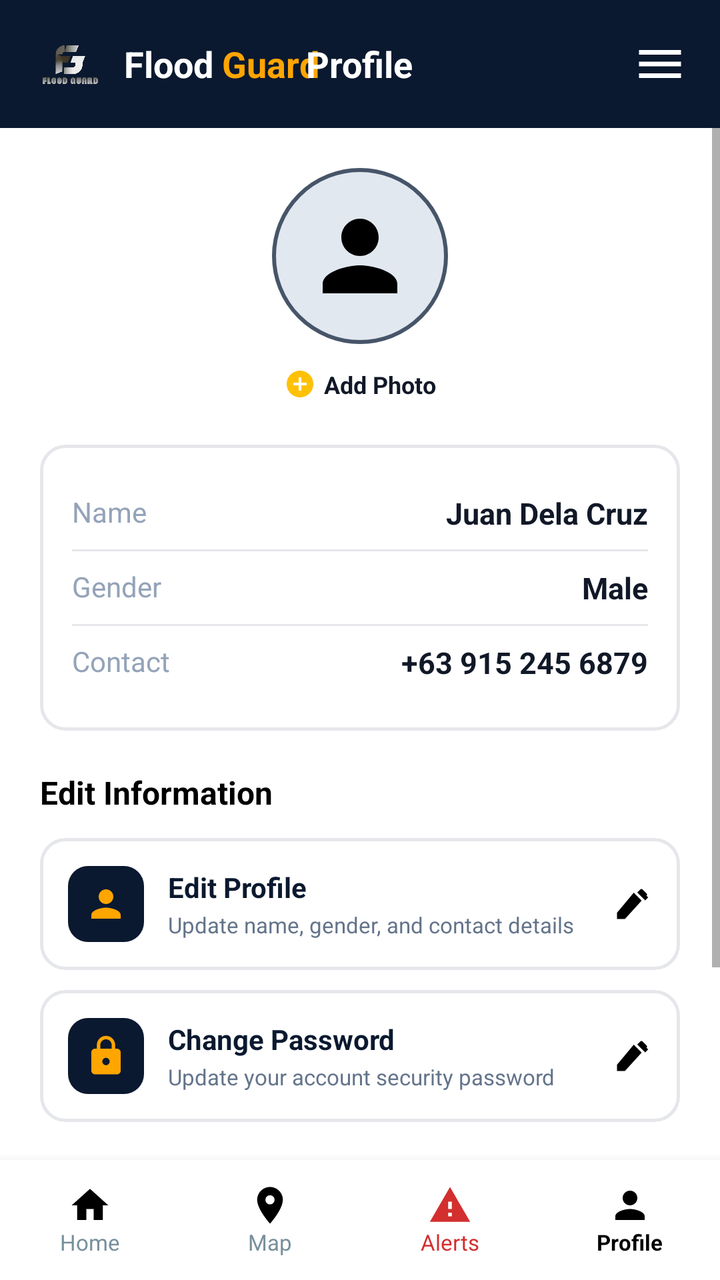
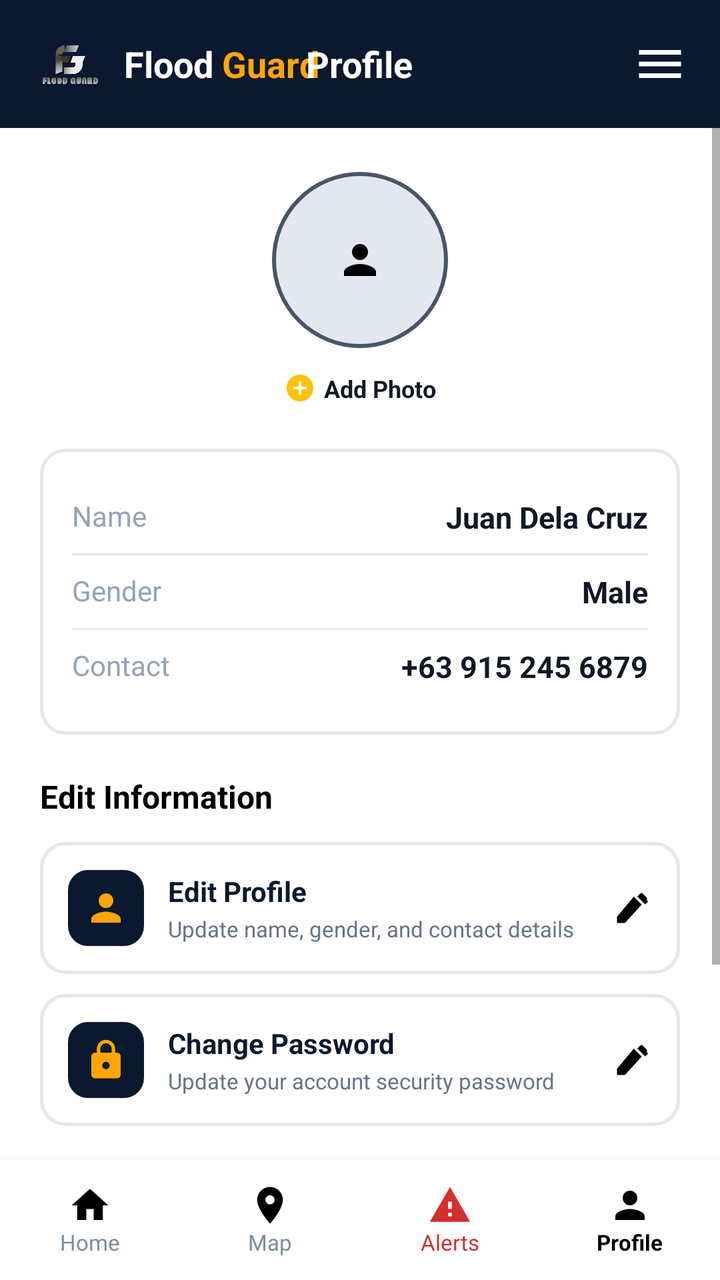

The first picture is an Android layout as it rendered before a commit; the second is the same layout after the commit. The layout source and the unified diff follow.
<!-- AndroidManifest.xml: activity theme Theme.FloodGuard -->
<!-- res/layout/activity_profile.xml -->
<?xml version="1.0" encoding="utf-8"?>
<RelativeLayout xmlns:android="http://schemas.android.com/apk/res/android"
    android:layout_width="match_parent"
    android:layout_height="match_parent"
    android:background="@color/app_bg">

    
    <RelativeLayout
        android:id="@+id/headerBar"
        android:layout_width="match_parent"
        android:layout_height="64dp"
        android:background="#0A192F"
        android:paddingStart="16dp"
        android:paddingEnd="16dp"
        android:layout_alignParentTop="true">

        
        <LinearLayout
            android:id="@+id/logoLayout"
            android:layout_width="wrap_content"
            android:layout_height="wrap_content"
            android:layout_centerVertical="true"
            android:gravity="center_vertical"
            android:orientation="horizontal"
            android:clickable="true"
            android:focusable="true">

            <ImageView
                android:layout_width="38dp"
                android:layout_height="38dp"
                android:src="@drawable/fg_logo"
                android:contentDescription="FloodGuard Logo" />

            <LinearLayout
                android:layout_width="wrap_content"
                android:layout_height="wrap_content"
                android:layout_marginStart="8dp"
                android:orientation="horizontal">

                <TextView
                    android:layout_width="wrap_content"
                    android:layout_height="wrap_content"
                    android:text="Flood "
                    android:textColor="@android:color/white"
                    android:textSize="18sp"
                    android:textStyle="bold" />

                <TextView
                    android:layout_width="wrap_content"
                    android:layout_height="wrap_content"
                    android:text="Guard"
                    android:textColor="#FFA500"
                    android:textSize="18sp"
                    android:textStyle="bold" />
            </LinearLayout>
        </LinearLayout>

        
        <TextView
            android:layout_width="wrap_content"
            android:layout_height="wrap_content"
            android:layout_centerInParent="true"
            android:text="Profile"
            android:textColor="@android:color/white"
            android:textSize="18sp"
            android:textStyle="bold" />

        
        <ImageView
            android:id="@+id/menuIcon"
            android:layout_width="28dp"
            android:layout_height="28dp"
            android:layout_alignParentEnd="true"
            android:layout_centerVertical="true"
            android:src="@drawable/ic_menu"
            android:contentDescription="Menu"
            android:clickable="true"
            android:focusable="true" />
    </RelativeLayout>

    
    <ScrollView
        android:layout_width="match_parent"
        android:layout_height="match_parent"
        android:layout_below="@id/headerBar"
        android:layout_above="@id/bottomNav"
        android:fillViewport="true">

        <LinearLayout
            android:layout_width="match_parent"
            android:layout_height="wrap_content"
            android:orientation="vertical"
            android:padding="20dp">

            
            <LinearLayout
                android:layout_width="match_parent"
                android:layout_height="wrap_content"
                android:gravity="center"
                android:orientation="vertical"
                android:layout_marginBottom="16dp">

                <ImageView
                    android:id="@+id/avatarImage"
                    android:layout_width="88dp"
                    android:layout_height="88dp"
                    android:background="@drawable/circle_avatar_bg"
                    android:padding="16dp"
                    android:src="@drawable/ic_profile"
                    android:contentDescription="Profile Picture" />

                <LinearLayout
                    android:id="@+id/addPhotoButton"
                    android:layout_width="wrap_content"
                    android:layout_height="wrap_content"
                    android:gravity="center"
                    android:orientation="horizontal"
                    android:padding="6dp"
                    android:clickable="true"
                    android:focusable="true"
                    android:layout_marginTop="6dp">

                    <ImageView
                        android:layout_width="16dp"
                        android:layout_height="16dp"
                        android:src="@drawable/ic_add_circle"
                        android:contentDescription="Add" />

                    <TextView
                        android:layout_width="wrap_content"
                        android:layout_height="wrap_content"
                        android:layout_marginStart="4dp"
                        android:text="Add Photo"
                        android:textColor="@color/text_primary"
                        android:textSize="12sp"
                        android:textStyle="bold" />
                </LinearLayout>

            </LinearLayout>

            
            <LinearLayout
                android:layout_width="match_parent"
                android:layout_height="wrap_content"
                android:background="@drawable/search_bg"
                android:orientation="vertical"
                android:padding="16dp"
                android:layout_marginBottom="20dp">

                
                <RelativeLayout
                    android:layout_width="match_parent"
                    android:layout_height="wrap_content"
                    android:paddingTop="8dp"
                    android:paddingBottom="8dp">

                    <TextView
                        android:layout_width="wrap_content"
                        android:layout_height="wrap_content"
                        android:layout_alignParentStart="true"
                        android:text="Name"
                        android:textColor="#94A3B8"
                        android:textSize="14sp" />

                    <EditText
                        android:id="@+id/profileNameInput"
                        android:layout_width="wrap_content"
                        android:layout_height="wrap_content"
                        android:layout_alignParentEnd="true"
                        android:background="@null"
                        android:text="Juan Dela Cruz"
                        android:textColor="@color/text_primary"
                        android:textSize="15sp"
                        android:textStyle="bold"
                        android:enabled="false"
                        android:focusable="false"
                        android:focusableInTouchMode="false"
                        android:clickable="false"
                        android:cursorVisible="false"
                        android:inputType="none" />
                </RelativeLayout>

                <View
                    android:layout_width="match_parent"
                    android:layout_height="1dp"
                    android:background="@color/divider_color" />

                
                <RelativeLayout
                    android:layout_width="match_parent"
                    android:layout_height="wrap_content"
                    android:paddingTop="8dp"
                    android:paddingBottom="8dp">

                    <TextView
                        android:layout_width="wrap_content"
                        android:layout_height="wrap_content"
                        android:layout_alignParentStart="true"
                        android:text="Gender"
                        android:textColor="#94A3B8"
                        android:textSize="14sp" />

                    <EditText
                        android:id="@+id/profileGenderInput"
                        android:layout_width="wrap_content"
                        android:layout_height="wrap_content"
                        android:layout_alignParentEnd="true"
                        android:background="@null"
                        android:text="Male"
                        android:textColor="@color/text_primary"
                        android:textSize="15sp"
                        android:textStyle="bold"
                        android:enabled="false"
                        android:focusable="false"
                        android:focusableInTouchMode="false"
                        android:clickable="false"
                        android:cursorVisible="false"
                        android:inputType="none" />
                </RelativeLayout>

                <View
                    android:layout_width="match_parent"
                    android:layout_height="1dp"
                    android:background="@color/divider_color" />

                
                <RelativeLayout
                    android:layout_width="match_parent"
                    android:layout_height="wrap_content"
                    android:paddingTop="8dp"
                    android:paddingBottom="8dp">

                    <TextView
                        android:layout_width="wrap_content"
                        android:layout_height="wrap_content"
                        android:layout_alignParentStart="true"
                        android:text="Contact"
                        android:textColor="#94A3B8"
                        android:textSize="14sp" />

                    <EditText
                        android:id="@+id/profileContactInput"
                        android:layout_width="wrap_content"
                        android:layout_height="wrap_content"
                        android:layout_alignParentEnd="true"
                        android:background="@null"
                        android:text="+63 915 245 6879"
                        android:textColor="@color/text_primary"
                        android:textSize="15sp"
                        android:textStyle="bold"
                        android:enabled="false"
                        android:focusable="false"
                        android:focusableInTouchMode="false"
                        android:clickable="false"
                        android:cursorVisible="false"
                        android:inputType="none" />
                </RelativeLayout>

            </LinearLayout>

            
            <TextView
                android:layout_width="wrap_content"
                android:layout_height="wrap_content"
                android:text="Edit Information"
                android:textColor="#000000"
                android:textSize="16sp"
                android:textStyle="bold"
                android:layout_marginBottom="12dp" />

            
            <RelativeLayout
                android:id="@+id/btnEditProfile"
                android:layout_width="match_parent"
                android:layout_height="wrap_content"
                android:background="@drawable/search_bg"
                android:padding="14dp"
                android:clickable="true"
                android:focusable="true"
                android:layout_marginBottom="10dp">

                <ImageView
                    android:id="@+id/iconEditProfileBadge"
                    android:layout_width="38dp"
                    android:layout_height="38dp"
                    android:layout_alignParentStart="true"
                    android:layout_centerVertical="true"
                    android:background="@drawable/icon_badge_bg"
                    android:padding="8dp"
                    android:src="@drawable/ic_profile"
                    android:tint="#FFA500"
                    android:contentDescription="Edit Profile Icon" />

                <LinearLayout
                    android:layout_width="match_parent"
                    android:layout_height="wrap_content"
                    android:layout_centerVertical="true"
                    android:layout_marginStart="12dp"
                    android:layout_marginEnd="12dp"
                    android:layout_toEndOf="@id/iconEditProfileBadge"
                    android:layout_toStartOf="@id/chevronEditProfile"
                    android:orientation="vertical">

                    <TextView
                        android:layout_width="wrap_content"
                        android:layout_height="wrap_content"
                        android:text="Edit Profile"
                        android:textColor="#0A192F"
                        android:textSize="14sp"
                        android:textStyle="bold" />

                    <TextView
                        android:layout_width="wrap_content"
                        android:layout_height="wrap_content"
                        android:layout_marginTop="2dp"
                        android:text="Update name, gender, and contact details"
                        android:textColor="#64748B"
                        android:textSize="11sp" />
                </LinearLayout>

                <ImageView
                    android:id="@+id/chevronEditProfile"
                    android:layout_width="20dp"
                    android:layout_height="20dp"
                    android:layout_alignParentEnd="true"
                    android:layout_centerVertical="true"
                    android:src="@drawable/ic_edit"
                    android:contentDescription="Edit Profile" />
            </RelativeLayout>

            
            <RelativeLayout
                android:id="@+id/btnChangePassword"
                android:layout_width="match_parent"
                android:layout_height="wrap_content"
                android:background="@drawable/search_bg"
                android:padding="14dp"
                android:clickable="true"
                android:focusable="true"
                android:layout_marginBottom="20dp">

                <ImageView
                    android:id="@+id/iconChangePasswordBadge"
                    android:layout_width="38dp"
                    android:layout_height="38dp"
                    android:layout_alignParentStart="true"
                    android:layout_centerVertical="true"
                    android:background="@drawable/icon_badge_bg"
                    android:padding="8dp"
                    android:src="@drawable/ic_lock"
                    android:contentDescription="Change Password Icon" />

                <LinearLayout
                    android:layout_width="match_parent"
                    android:layout_height="wrap_content"
                    android:layout_centerVertical="true"
                    android:layout_marginStart="12dp"
                    android:layout_marginEnd="12dp"
                    android:layout_toEndOf="@id/iconChangePasswordBadge"
                    android:layout_toStartOf="@id/chevronChangePassword"
                    android:orientation="vertical">

                    <TextView
                        android:layout_width="wrap_content"
                        android:layout_height="wrap_content"
                        android:text="Change Password"
                        android:textColor="#0A192F"
                        android:textSize="14sp"
                        android:textStyle="bold" />

                    <TextView
                        android:layout_width="wrap_content"
                        android:layout_height="wrap_content"
                        android:layout_marginTop="2dp"
                        android:text="Update your account security password"
                        android:textColor="#64748B"
                        android:textSize="11sp" />
                </LinearLayout>

                <ImageView
                    android:id="@+id/chevronChangePassword"
                    android:layout_width="20dp"
                    android:layout_height="20dp"
                    android:layout_alignParentEnd="true"
                    android:layout_centerVertical="true"
                    android:src="@drawable/ic_edit"
                    android:contentDescription="Edit" />
            </RelativeLayout>

            
            <TextView
                android:layout_width="wrap_content"
                android:layout_height="wrap_content"
                android:text="My Submitted Reports"
                android:textColor="#000000"
                android:textSize="16sp"
                android:textStyle="bold"
                android:layout_marginTop="8dp"
                android:layout_marginBottom="12dp" />

            <LinearLayout
                android:id="@+id/profileReportsContainer"
                android:layout_width="match_parent"
                android:layout_height="wrap_content"
                android:orientation="vertical"
                android:layout_marginBottom="16dp" />

            
            <LinearLayout
                android:id="@+id/btnLogout"
                android:layout_width="wrap_content"
                android:layout_height="40dp"
                android:layout_gravity="end"
                android:background="@drawable/btn_logout_red"
                android:clickable="true"
                android:focusable="true"
                android:gravity="center"
                android:paddingStart="16dp"
                android:paddingEnd="16dp">

                <ImageView
                    android:layout_width="18dp"
                    android:layout_height="18dp"
                    android:src="@drawable/ic_logout"
                    android:contentDescription="Log out" />

                <TextView
                    android:layout_width="wrap_content"
                    android:layout_height="wrap_content"
                    android:layout_marginStart="8dp"
                    android:text="LOG-OUT"
                    android:textColor="@android:color/white"
                    android:textSize="12sp"
                    android:textStyle="bold" />
            </LinearLayout>

        </LinearLayout>
    </ScrollView>

    
    <LinearLayout
        android:id="@+id/bottomNav"
        android:layout_width="match_parent"
        android:layout_height="60dp"
        android:background="@color/bottom_nav_bg"
        android:orientation="horizontal"
        android:layout_alignParentBottom="true"
        android:elevation="8dp">

        
        <LinearLayout
            android:id="@+id/navHome"
            android:layout_width="0dp"
            android:layout_height="match_parent"
            android:layout_weight="1"
            android:orientation="vertical"
            android:gravity="center"
            android:clickable="true"
            android:focusable="true">
            <ImageView
                android:layout_width="22dp"
                android:layout_height="22dp"
                android:src="@drawable/ic_home"
                android:contentDescription="Home" />
            <TextView
                android:layout_width="wrap_content"
                android:layout_height="wrap_content"
                android:text="Home"
                android:textSize="11sp"
                android:textColor="#78909C" />
        </LinearLayout>

        
        <LinearLayout
            android:id="@+id/navMap"
            android:layout_width="0dp"
            android:layout_height="match_parent"
            android:layout_weight="1"
            android:orientation="vertical"
            android:gravity="center"
            android:clickable="true"
            android:focusable="true">
            <ImageView
                android:layout_width="22dp"
                android:layout_height="22dp"
                android:src="@drawable/ic_map_pin"
                android:contentDescription="Map" />
            <TextView
                android:layout_width="wrap_content"
                android:layout_height="wrap_content"
                android:text="Map"
                android:textSize="11sp"
                android:textColor="#78909C" />
        </LinearLayout>

        
        <LinearLayout
            android:id="@+id/navAlerts"
            android:layout_width="0dp"
            android:layout_height="match_parent"
            android:layout_weight="1"
            android:orientation="vertical"
            android:gravity="center"
            android:clickable="true"
            android:focusable="true">
            <ImageView
                android:layout_width="22dp"
                android:layout_height="22dp"
                android:src="@drawable/ic_alert"
                android:contentDescription="Alerts" />
            <TextView
                android:layout_width="wrap_content"
                android:layout_height="wrap_content"
                android:text="Alerts"
                android:textSize="11sp"
                android:textColor="#D32F2F" />
        </LinearLayout>

        
        <LinearLayout
            android:id="@+id/navProfile"
            android:layout_width="0dp"
            android:layout_height="match_parent"
            android:layout_weight="1"
            android:orientation="vertical"
            android:gravity="center"
            android:clickable="true"
            android:focusable="true">
            <ImageView
                android:layout_width="22dp"
                android:layout_height="22dp"
                android:src="@drawable/ic_profile"
                android:contentDescription="Profile" />
            <TextView
                android:layout_width="wrap_content"
                android:layout_height="wrap_content"
                android:text="Profile"
                android:textSize="11sp"
                android:textStyle="bold"
                android:textColor="#000000" />
        </LinearLayout>

    </LinearLayout>

</RelativeLayout>
<!-- resources referenced by this layout -->
<resources>
  <color name="app_bg">#FFFFFF</color>
  <color name="bottom_nav_bg">#FFFFFF</color>
  <color name="divider_color">#E5E7EB</color>
  <color name="text_primary">#111827</color>
  <!-- drawable btn_logout_red (drawable) -->
  <?xml version="1.0" encoding="utf-8"?>
  <shape xmlns:android="http://schemas.android.com/apk/res/android"
      android:shape="rectangle">
      <solid android:color="#D32F2F" />
      <corners android:radius="20dp" />
  </shape>
  <!-- drawable circle_avatar_bg (drawable) -->
  <?xml version="1.0" encoding="utf-8"?>
  <shape xmlns:android="http://schemas.android.com/apk/res/android"
      android:shape="oval">
      <solid android:color="#E2E8F0" />
      <stroke
          android:width="2dp"
          android:color="#475569" />
  </shape>
  <!-- drawable ic_add_circle (drawable) -->
  <vector xmlns:android="http://schemas.android.com/apk/res/android"
      android:width="52dp"
      android:height="52dp"
      android:viewportWidth="24"
      android:viewportHeight="24">
      <path
          android:fillColor="#FFC107"
          android:pathData="M12,2C6.48,2 2,6.48 2,12s4.48,10 10,10 10,-4.48 10,-10S17.52,2 12,2zm5,11h-4v4h-2v-4H7v-2h4V7h2v4h4v2z" />
  </vector>
  <!-- drawable ic_alert (drawable) -->
  <vector xmlns:android="http://schemas.android.com/apk/res/android"
      android:width="24dp"
      android:height="24dp"
      android:viewportWidth="24"
      android:viewportHeight="24">
      <path
          android:fillColor="#D32F2F"
          android:pathData="M1,21h22L12,2 1,21zm12,-3h-2v-2h2v2zm0,-4h-2v-4h2v4z" />
  </vector>
  <!-- drawable ic_home (drawable) -->
  <vector xmlns:android="http://schemas.android.com/apk/res/android"
      android:width="24dp"
      android:height="24dp"
      android:viewportWidth="24"
      android:viewportHeight="24">
      <path
          android:fillColor="#000000"
          android:pathData="M10,20v-6h4v6h5v-8h3L12,3 2,12h3v8z" />
  </vector>
  <!-- drawable ic_logout (drawable) -->
  <vector xmlns:android="http://schemas.android.com/apk/res/android"
      android:width="20dp"
      android:height="20dp"
      android:viewportWidth="24"
      android:viewportHeight="24">
      <path
          android:fillColor="#FFFFFF"
          android:pathData="M17,7l-1.41,1.41L18.17,11H8v2h10.17l-2.58,2.58L17,17l5,-5zM4,5h8V3H4c-1.1,0 -2,0.9 -2,2v14c0,1.1 0.9,2 2,2h8v-2H4V5z" />
  </vector>
  <!-- drawable ic_menu (drawable) -->
  <vector xmlns:android="http://schemas.android.com/apk/res/android"
      android:width="28dp"
      android:height="28dp"
      android:viewportWidth="24"
      android:viewportHeight="24">
      <path
          android:fillColor="#FFFFFF"
          android:pathData="M3,18h18v-2H3v2zm0,-5h18v-2H3v2zm0,-7v2h18V6H3z" />
  </vector>
  <!-- drawable ic_profile (drawable) -->
  <vector xmlns:android="http://schemas.android.com/apk/res/android"
      android:width="24dp"
      android:height="24dp"
      android:viewportWidth="24"
      android:viewportHeight="24">
      <path
          android:fillColor="#000000"
          android:pathData="M12,12c2.21,0 4,-1.79 4,-4s-1.79,-4 -4,-4 -4,1.79 -4,4 1.79,4 4,4zm0,2c-2.67,0 -8,1.34 -8,4v2h16v-2c0,-2.66 -5.33,-4 -8,-4z" />
  </vector>
  <!-- drawable icon_badge_bg (drawable) -->
  <?xml version="1.0" encoding="utf-8"?>
  <shape xmlns:android="http://schemas.android.com/apk/res/android"
      android:shape="rectangle">
      <solid android:color="#0A192F" />
      <corners android:radius="10dp" />
  </shape>
  <!-- drawable search_bg (drawable) -->
  <?xml version="1.0" encoding="utf-8"?>
  <shape xmlns:android="http://schemas.android.com/apk/res/android"
      android:shape="rectangle">
      <solid android:color="@color/card_bg" />
      <corners android:radius="12dp" />
      <stroke
          android:width="1.5dp"
          android:color="@color/card_stroke" />
  </shape>
  <style name="Theme.FloodGuard" parent="Theme.AppCompat.DayNight.NoActionBar">
          <item name="windowActionBar">false</item>
          <item name="windowNoTitle">true</item>
      </style>
  <color name="card_bg">#FFFFFF</color>
  <color name="card_stroke">#E5E7EB</color>
  <!-- unchanged entries left out for length: 4 -->
</resources>

<!-- the commit's change to res/layout/activity_profile.xml (unified diff, before → after) -->
@@ -96,29 +96,40 @@
             <LinearLayout
                 android:layout_width="match_parent"
                 android:layout_height="wrap_content"
-                android:gravity="center"
+                android:gravity="center_horizontal"
                 android:orientation="vertical"
                 android:layout_marginBottom="16dp">
 
-                <ImageView
-                    android:id="@+id/avatarImage"
-                    android:layout_width="88dp"
-                    android:layout_height="88dp"
-                    android:background="@drawable/circle_avatar_bg"
-                    android:padding="16dp"
-                    android:src="@drawable/ic_profile"
-                    android:contentDescription="Profile Picture" />
+                <FrameLayout
+                    android:layout_width="92dp"
+                    android:layout_height="92dp"
+                    android:layout_gravity="center_horizontal">
+
+                    <ImageView
+                        android:id="@+id/avatarImage"
+                        android:layout_width="88dp"
+                        android:layout_height="88dp"
+                        android:layout_gravity="center"
+                        android:background="@drawable/circle_avatar_bg"
+                        android:padding="16dp"
+                        android:scaleType="centerInside"
+                        android:src="@drawable/ic_profile"
+                        android:clickable="true"
+                        android:focusable="true"
+                        android:contentDescription="Profile Picture" />
+                </FrameLayout>
 
                 <LinearLayout
                     android:id="@+id/addPhotoButton"
                     android:layout_width="wrap_content"
                     android:layout_height="wrap_content"
+                    android:layout_gravity="center_horizontal"
                     android:gravity="center"
                     android:orientation="horizontal"
                     android:padding="6dp"
                     android:clickable="true"
                     android:focusable="true"
-                    android:layout_marginTop="6dp">
+                    android:layout_marginTop="4dp">
 
                     <ImageView
                         android:layout_width="16dp"
